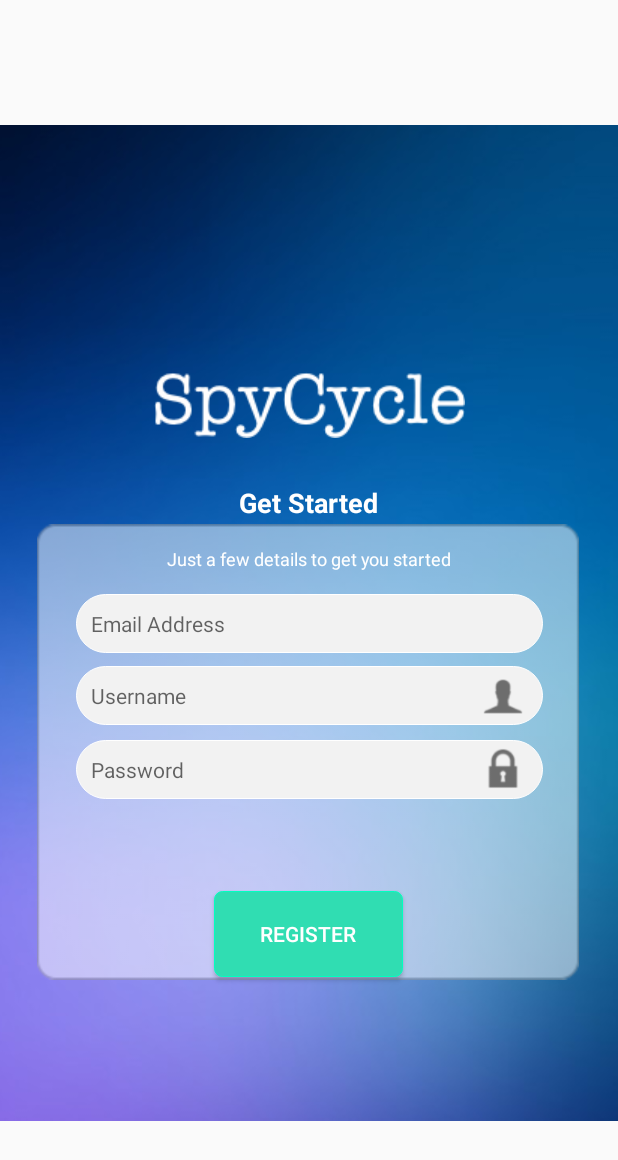
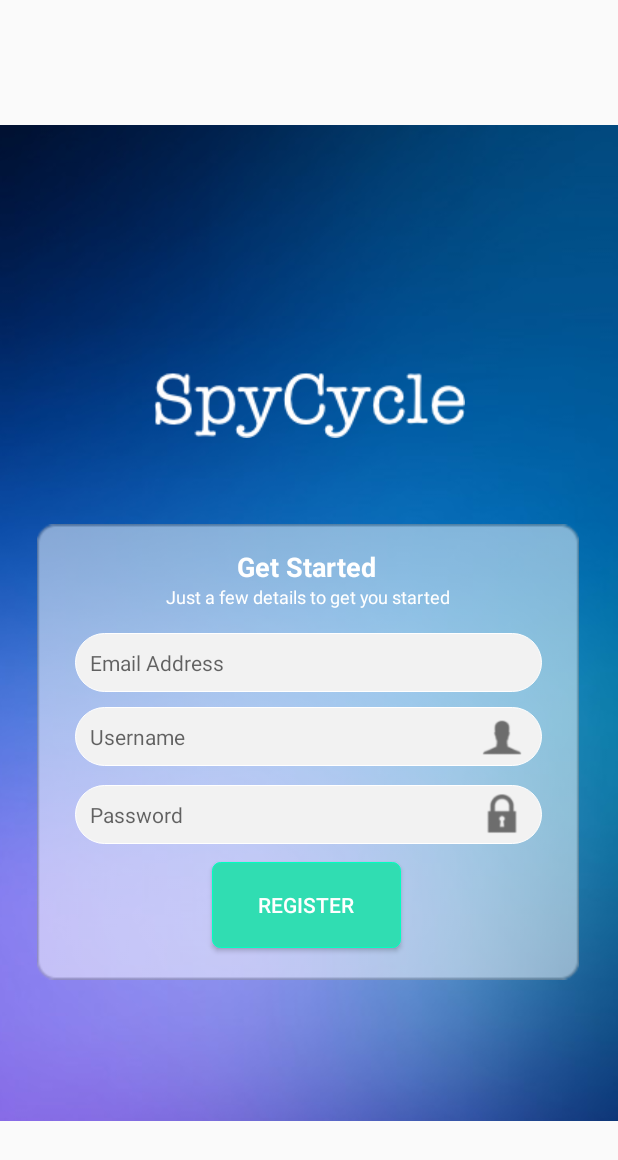
Before and after one commit to rahulberry/GoogleMapsTEST1, an Android app: the register screen opened directly, with no data from a screen before it, on a phone screen of 412 x 824 dp. Shown: the top 1160 px of the screen. Run offline under Robolectric (Android 15) with nearby library versions, the phone set to English and light mode, and no system bars.

Commit message:
Fixed Constraints

```diff
--- a/app/src/main/java/com/example/rahulberry/googlemaps/register.java
+++ b/app/src/main/java/com/example/rahulberry/googlemaps/register.java
@@ -1,13 +1,27 @@
 package com.example.rahulberry.googlemaps;
 
+import android.content.Intent;
 import android.os.Bundle;
 import android.support.v7.app.AppCompatActivity;
+import android.view.View;
+import android.widget.Button;
 
 public class register extends AppCompatActivity {
 
+    Button register;
     @Override
     protected void onCreate(Bundle savedInstanceState) {
       super.onCreate(savedInstanceState);
       setContentView(R.layout.activity_register);
+
+        register = (Button)findViewById(R.id.register_2);
+
+        register.setOnClickListener(new View.OnClickListener() {
+            @Override
+            public void onClick(View v) {
+                Intent i = new Intent(register.this, MapsActivity.class);
+                startActivity(i);
+            }
+        });
     }
 }
--- a/app/src/main/res/layout/activity_register.xml
+++ b/app/src/main/res/layout/activity_register.xml
@@ -51,31 +51,30 @@
         android:textColor="@color/white"
         android:textSize="18sp"
         android:textStyle="bold"
-        app:layout_constraintBottom_toBottomOf="parent"
-        app:layout_constraintHorizontal_bias="0.498"
-        app:layout_constraintLeft_toLeftOf="parent"
-        app:layout_constraintRight_toRightOf="parent"
-        app:layout_constraintTop_toTopOf="parent"
-        app:layout_constraintVertical_bias="0.394" />
+        app:layout_constraintBottom_toBottomOf="@id/whitebox"
+        app:layout_constraintHorizontal_bias="0.497"
+        app:layout_constraintLeft_toLeftOf="@id/whitebox"
+        app:layout_constraintRight_toRightOf="@id/whitebox"
+        app:layout_constraintTop_toTopOf="@id/whitebox"
+        app:layout_constraintVertical_bias="0.015" />
 
     <TextView
         android:layout_width="wrap_content"
         android:layout_height="wrap_content"
         android:layout_marginBottom="8dp"
-        android:layout_marginEnd="8dp"
-        android:layout_marginStart="8dp"
         android:layout_marginTop="8dp"
         android:paddingEnd="10dp"
-
         android:paddingStart="10dp"
         android:text="Just a few details to get you started"
         android:textColor="@color/white"
         android:textSize="12sp"
-        app:layout_constraintBottom_toBottomOf="parent"
-        app:layout_constraintEnd_toEndOf="parent"
-        app:layout_constraintStart_toStartOf="parent"
-        app:layout_constraintTop_toTopOf="parent"
-        app:layout_constraintVertical_bias="0.45" />
+        app:layout_constraintBottom_toBottomOf="@id/whitebox"
+        app:layout_constraintEnd_toEndOf="@id/whitebox"
+        app:layout_constraintLeft_toLeftOf="parent"
+        app:layout_constraintRight_toRightOf="parent"
+        app:layout_constraintStart_toStartOf="@id/whitebox"
+        app:layout_constraintTop_toTopOf="@id/whitebox"
+        app:layout_constraintVertical_bias="0.133" />
 
     <ImageView
         android:id="@+id/whitebox"
@@ -102,13 +101,13 @@
         android:inputType="textPassword"
         android:paddingStart="10dp"
         android:textSize="14sp"
-        app:layout_constraintBottom_toBottomOf="@+id/formBack"
-        app:layout_constraintEnd_toEndOf="parent"
-        app:layout_constraintLeft_toLeftOf="parent"
-        app:layout_constraintRight_toRightOf="parent"
-        app:layout_constraintStart_toStartOf="parent"
-        app:layout_constraintTop_toTopOf="@+id/formBack"
-        app:layout_constraintVertical_bias="0.661" />
+        app:layout_constraintBottom_toBottomOf="@id/whitebox"
+        app:layout_constraintEnd_toEndOf="@id/whitebox"
+        app:layout_constraintLeft_toLeftOf="@id/whitebox"
+        app:layout_constraintRight_toRightOf="@id/whitebox"
+        app:layout_constraintStart_toStartOf="@id/whitebox"
+        app:layout_constraintTop_toTopOf="@id/whitebox"
+        app:layout_constraintVertical_bias="0.65999997" />
 
 
     <AutoCompleteTextView
@@ -122,10 +121,11 @@
         android:hint="Email Address"
         android:paddingStart="10dp"
         android:textSize="14sp"
-        app:layout_constraintBottom_toBottomOf="@+id/formBack"
-        app:layout_constraintLeft_toLeftOf="parent"
-        app:layout_constraintRight_toRightOf="parent"
-        app:layout_constraintTop_toTopOf="@+id/formBack" />
+        app:layout_constraintBottom_toBottomOf="@id/whitebox"
+        app:layout_constraintLeft_toLeftOf="@id/whitebox"
+        app:layout_constraintRight_toRightOf="@id/whitebox"
+        app:layout_constraintTop_toTopOf="@id/whitebox"
+        app:layout_constraintVertical_bias="0.26999998" />
 
     <AutoCompleteTextView
         android:id="@+id/username"
@@ -138,11 +138,11 @@
         android:hint="Username"
         android:paddingStart="10dp"
         android:textSize="14sp"
-        app:layout_constraintBottom_toBottomOf="@+id/formBack"
-        app:layout_constraintLeft_toLeftOf="parent"
-        app:layout_constraintRight_toRightOf="parent"
-        app:layout_constraintTop_toTopOf="@+id/formBack"
-        app:layout_constraintVertical_bias="0.579" />
+        app:layout_constraintBottom_toBottomOf="@id/whitebox"
+        app:layout_constraintLeft_toLeftOf="@id/whitebox"
+        app:layout_constraintRight_toRightOf="@id/whitebox"
+        app:layout_constraintTop_toTopOf="@id/whitebox"
+        app:layout_constraintVertical_bias="0.45999998" />
 
     <ImageView
         android:id="@+id/password_icon"
@@ -176,7 +176,7 @@
         app:layout_constraintVertical_bias="1.0" />
 
     <Button
-        android:id="@+id/button2"
+        android:id="@+id/register_2"
         android:layout_width="126dp"
         android:layout_height="57dp"
         android:layout_gravity="center"
@@ -188,11 +188,11 @@
         android:text="Register"
         android:textColor="@color/white"
         android:textStyle="normal"
-        app:layout_constraintBottom_toBottomOf="parent"
-        app:layout_constraintHorizontal_bias="0.498"
-        app:layout_constraintLeft_toLeftOf="parent"
-        app:layout_constraintRight_toRightOf="parent"
-        app:layout_constraintTop_toTopOf="parent"
-        app:layout_constraintVertical_bias="0.781" />
+        app:layout_constraintBottom_toBottomOf="@id/whitebox"
+        app:layout_constraintHorizontal_bias="0.497"
+        app:layout_constraintLeft_toLeftOf="@id/whitebox"
+        app:layout_constraintRight_toRightOf="@id/whitebox"
+        app:layout_constraintTop_toTopOf="@id/whitebox"
+        app:layout_constraintVertical_bias="0.921" />
 
 </android.support.constraint.ConstraintLayout>
```
Also changed, not shown: app/src/main/res/layout/activity_login.xml (+31 -33 lines).
